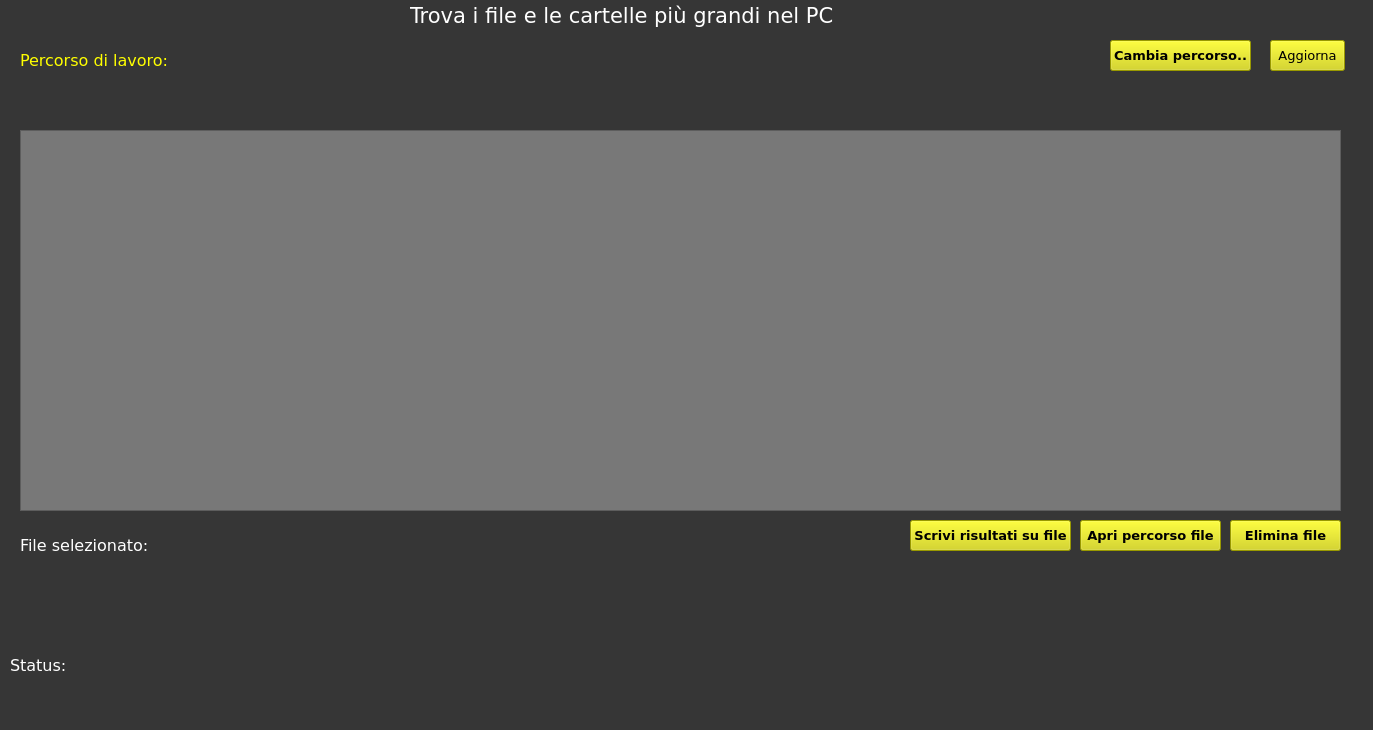
This is findBiggestFiles.ui in jimponz/findBiggestFiles as Qt 5 draws it before an edit. The edited form follows.
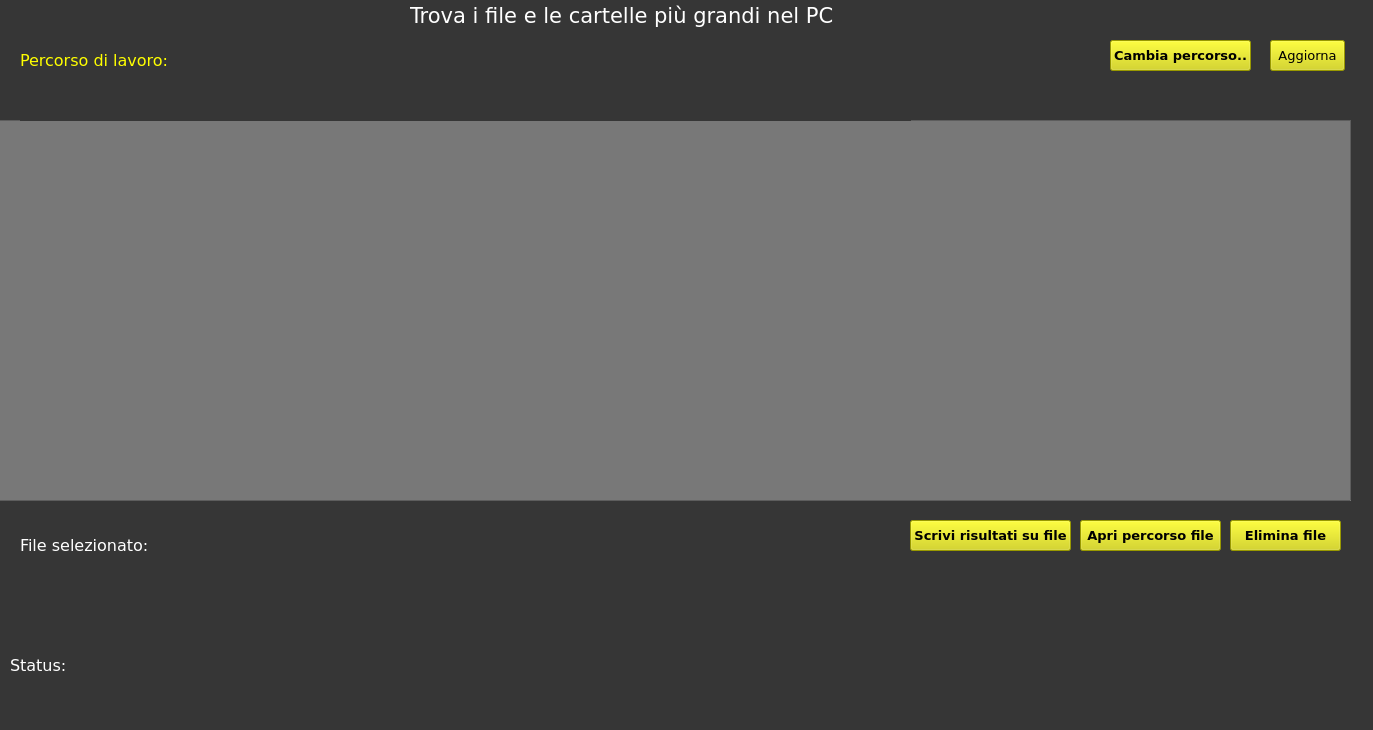
This is the edited form.

What changed in the file:
```diff
--- a/findBiggestFiles.ui
+++ b/findBiggestFiles.ui
@@ -145,9 +145,9 @@
    <widget class="QListWidget" name="listWidget">
     <property name="geometry">
      <rect>
-      <x>20</x>
-      <y>130</y>
-      <width>1321</width>
+      <x>-210</x>
+      <y>120</y>
+      <width>1561</width>
       <height>381</height>
      </rect>
     </property>
```
Left out of the diff: 4 changed lines with no effect on the pictures.
